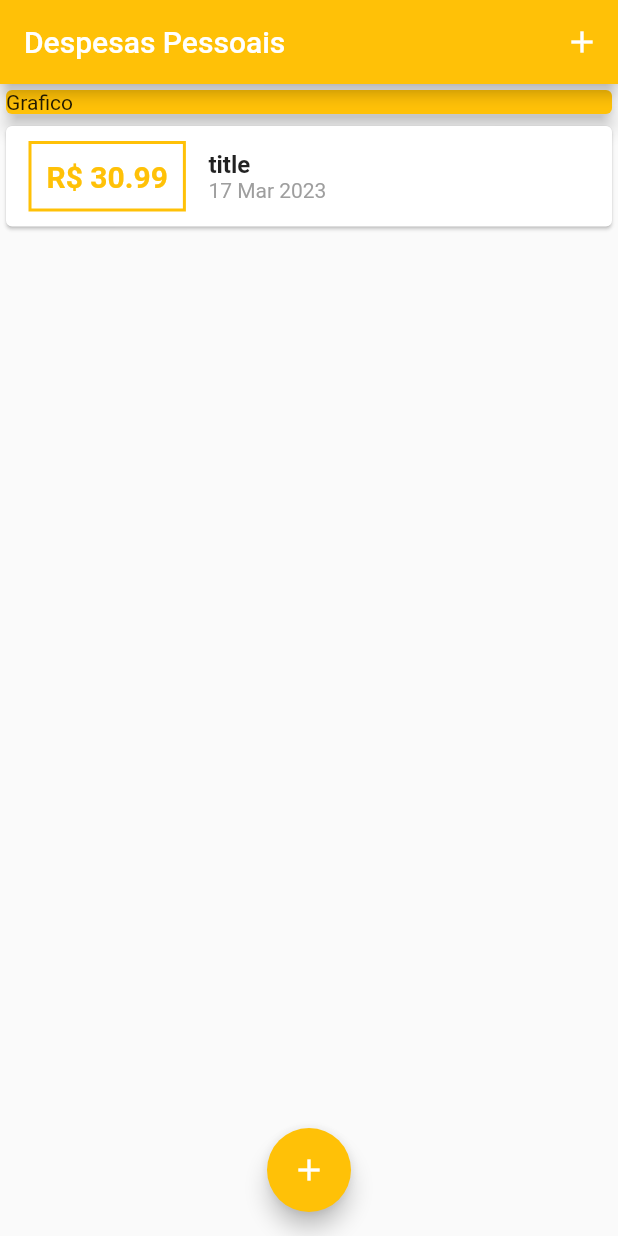
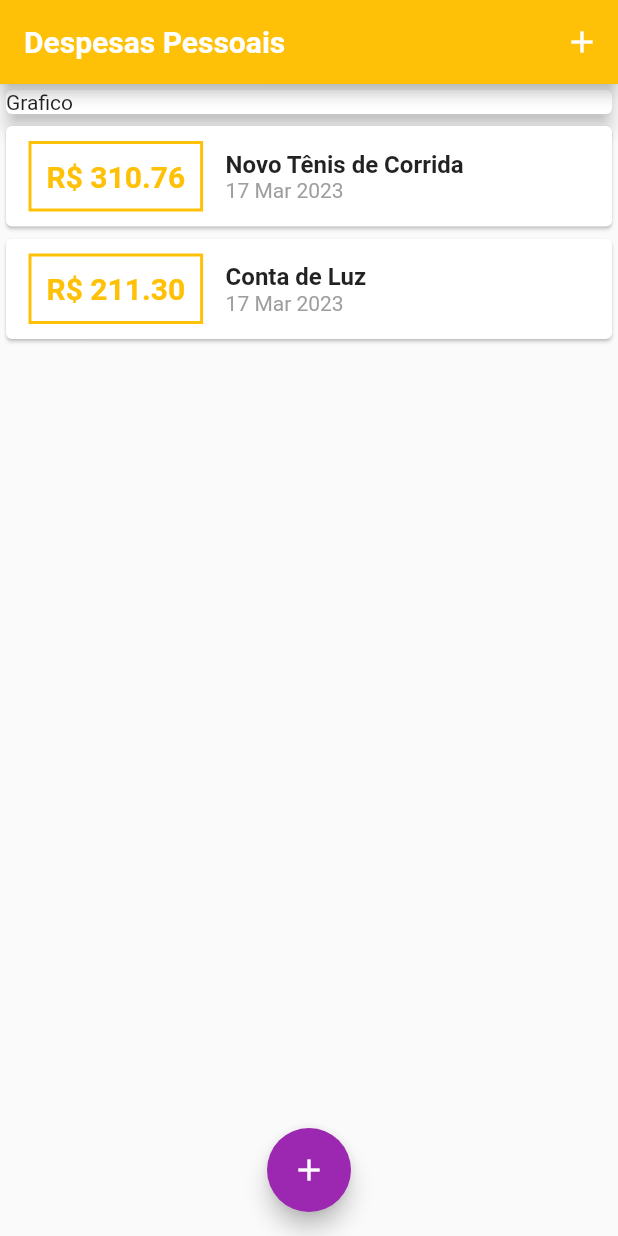
Before and after one commit to renansantos07/learning_flutter, a Flutter app: the screen it shows after launch, on a phone screen of 412 x 824 dp. Run offline on Flutter 3.47's test engine with Material 2 defaults, Android fonts, the phone set to English and light mode, and no system bars; missing offline and left inert: dart:ffi; Roboto replaces fonts that are missing (OpenSans).

Commit message:
adicionando theme

```diff
--- a/ryc_expenses/lib/components/transaction_list.dart
+++ b/ryc_expenses/lib/components/transaction_list.dart
@@ -23,16 +23,16 @@ class TransactionList extends StatelessWidget {
                       const EdgeInsets.symmetric(horizontal: 15, vertical: 10),
                   decoration: BoxDecoration(
                       border: Border.all(
-                    color: Colors.amber,
+                    color: Theme.of(context).colorScheme.primary,
                     width: 2,
                   )),
                   padding: const EdgeInsets.all(10),
                   child: Text(
                     'R\$ ${elem.value.toStringAsFixed(2)}',
-                    style: const TextStyle(
+                    style: TextStyle(
                       fontWeight: FontWeight.bold,
                       fontSize: 20,
-                      color: Colors.amber,
+                      color: Theme.of(context).colorScheme.primary,
                     ),
                   ),
                 ),
--- a/ryc_expenses/lib/main.dart
+++ b/ryc_expenses/lib/main.dart
@@ -1,9 +1,8 @@
-import 'dart:math';
-
 import 'package:flutter/material.dart';
 import 'package:ryc_expenses/components/transaction_form.dart';
 import 'package:ryc_expenses/components/transaction_list.dart';
 import 'package:ryc_expenses/models/transaction.dart';
+import 'dart:math';
 
 main() => runApp(const ExpensesApp());
 
@@ -12,8 +11,31 @@ class ExpensesApp extends StatelessWidget {
 
   @override
   Widget build(BuildContext context) {
-    return const MaterialApp(
-      home: MyHome(),
+    final ThemeData tema = ThemeData();
+
+    return MaterialApp(
+      home: const MyHome(),
+      theme: tema.copyWith(
+        colorScheme: tema.colorScheme.copyWith(
+          primary: Colors.amber,
+          secondary: Colors.purple,
+        ),
+        textTheme: tema.textTheme.copyWith(
+          headline6: const TextStyle(
+            fontFamily: 'OpenSans',
+            fontSize: 18,
+            fontWeight: FontWeight.bold,
+            color: Colors.black,
+          ),
+        ),
+        appBarTheme: const AppBarTheme(
+          titleTextStyle: TextStyle(
+            fontFamily: 'OpenSans',
+            fontSize: 20,
+            fontWeight: FontWeight.bold,
+          ),
+        ),
+      ),
     );
   }
 }
@@ -26,13 +48,19 @@ class MyHome extends StatefulWidget {
 }
 
 class _MyHomeState extends State<MyHome> {
-  final List<Transaction> _transactions = [
+  final _transactions = [
     Transaction(
-      id: 'id',
-      title: 'title',
-      value: 30.99,
+      id: 't1',
+      title: 'Novo Tênis de Corrida',
+      value: 310.76,
       date: DateTime.now(),
-    )
+    ),
+    Transaction(
+      id: 't2',
+      title: 'Conta de Luz',
+      value: 211.30,
+      date: DateTime.now(),
+    ),
   ];
 
   _addTransaction(String title, double value) {
@@ -46,6 +74,8 @@ class _MyHomeState extends State<MyHome> {
     setState(() {
       _transactions.add(newTransaction);
     });
+
+    Navigator.of(context).pop();
   }
 
   _openTransactionModal(BuildContext context) {
@@ -61,7 +91,6 @@ class _MyHomeState extends State<MyHome> {
   Widget build(BuildContext context) {
     return Scaffold(
       appBar: AppBar(
-        backgroundColor: Colors.amber,
         title: const Text("Despesas Pessoais"),
         actions: <Widget>[
           IconButton(
@@ -75,7 +104,6 @@ class _MyHomeState extends State<MyHome> {
           crossAxisAlignment: CrossAxisAlignment.stretch,
           children: <Widget>[
             const Card(
-              color: Colors.amber,
               elevation: 5,
               child: Text("Grafico"),
             ),
@@ -84,7 +112,6 @@ class _MyHomeState extends State<MyHome> {
         ),
       ),
       floatingActionButton: FloatingActionButton(
-        backgroundColor: Colors.amber,
         onPressed: () => _openTransactionModal(context),
         child: const Icon(Icons.add),
       ),
```
